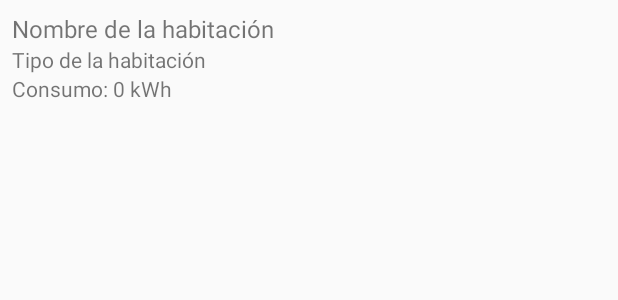
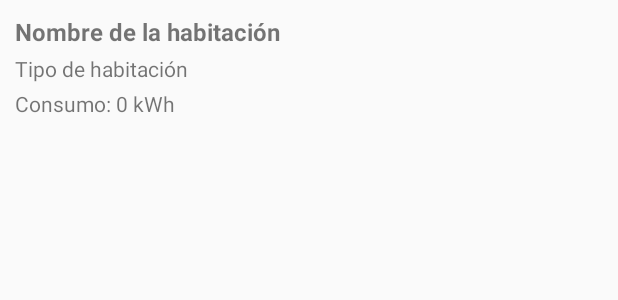
Before and after one commit to franlopezsoto/MonConsumo, an Android app: the layout room_item.xml on its own in the app's theme, with its tools: preview values and no code run, on a phone screen of 412 x 824 dp. Shown: the top 300 px of the screen. Run offline under Robolectric (Android 15) with nearby library versions, the phone set to English and light mode, and no system bars.

```diff
--- a/app/src/main/res/layout/room_item.xml
+++ b/app/src/main/res/layout/room_item.xml
@@ -4,7 +4,7 @@
     android:layout_width="match_parent"
     android:layout_height="wrap_content"
     android:orientation="vertical"
-    android:padding="8dp">
+    android:padding="10dp">
 
     <!-- Nombre de la habitación -->
     <TextView
@@ -12,15 +12,17 @@
         android:layout_width="wrap_content"
         android:layout_height="wrap_content"
         android:text="Nombre de la habitación"
-        android:textSize="16sp"/>
+        android:textSize="16sp"
+        android:textStyle="bold"/>
 
-    <!-- Tipo de la habitación -->
+    <!-- Tipo de habitación -->
     <TextView
         android:id="@+id/roomTypeTextView"
         android:layout_width="wrap_content"
         android:layout_height="wrap_content"
-        android:text="Tipo de la habitación"
-        android:textSize="14sp"/>
+        android:text="Tipo de habitación"
+        android:textSize="14sp"
+        android:layout_marginTop="4dp"/>
 
     <!-- Consumo de la habitación -->
     <TextView
@@ -28,6 +30,6 @@
         android:layout_width="wrap_content"
         android:layout_height="wrap_content"
         android:text="Consumo: 0 kWh"
-        android:textSize="14sp"/>
-
+        android:textSize="14sp"
+        android:layout_marginTop="4dp"/>
 </LinearLayout>
```
Also changed, not shown: app/src/main/java/com/example/monitoreoconsumodelhogar/MainActivity.java (+5 -7 lines), app/src/main/java/com/example/monitoreoconsumodelhogar/Room.java (+6 -8 lines), app/src/main/java/com/example/monitoreoconsumodelhogar/RoomListAdapter.java (+28 -7 lines), app/src/main/res/layout/activity_main.xml (line endings or trailing spaces).
